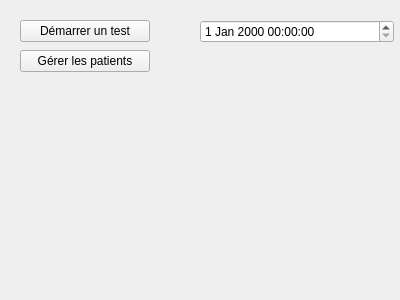
Qt form app/gui/home.ui (calou/qt-psymot) before a commit.
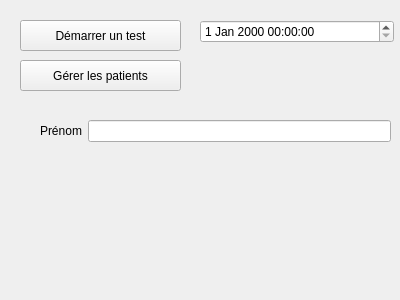
The same form after that commit.

```diff
--- a/app/gui/home.ui
+++ b/app/gui/home.ui
@@ -18,8 +18,8 @@
     <rect>
      <x>20</x>
      <y>20</y>
-     <width>130</width>
-     <height>22</height>
+     <width>161</width>
+     <height>31</height>
     </rect>
    </property>
    <property name="text">
@@ -30,9 +30,9 @@
    <property name="geometry">
     <rect>
      <x>20</x>
-     <y>50</y>
-     <width>130</width>
-     <height>22</height>
+     <y>60</y>
+     <width>161</width>
+     <height>31</height>
     </rect>
    </property>
    <property name="text">
@@ -49,6 +49,28 @@
     </rect>
    </property>
   </widget>
+  <widget class="QWidget" name="formLayoutWidget">
+   <property name="geometry">
+    <rect>
+     <x>40</x>
+     <y>120</y>
+     <width>351</width>
+     <height>121</height>
+    </rect>
+   </property>
+   <layout class="QFormLayout" name="formLayout">
+    <item row="0" column="0">
+     <widget class="QLabel" name="prNomLabel">
+      <property name="text">
+       <string>Prénom</string>
+      </property>
+     </widget>
+    </item>
+    <item row="0" column="1">
+     <widget class="QLineEdit" name="prNomLineEdit"/>
+    </item>
+   </layout>
+  </widget>
  </widget>
  <resources/>
  <connections/>
```
